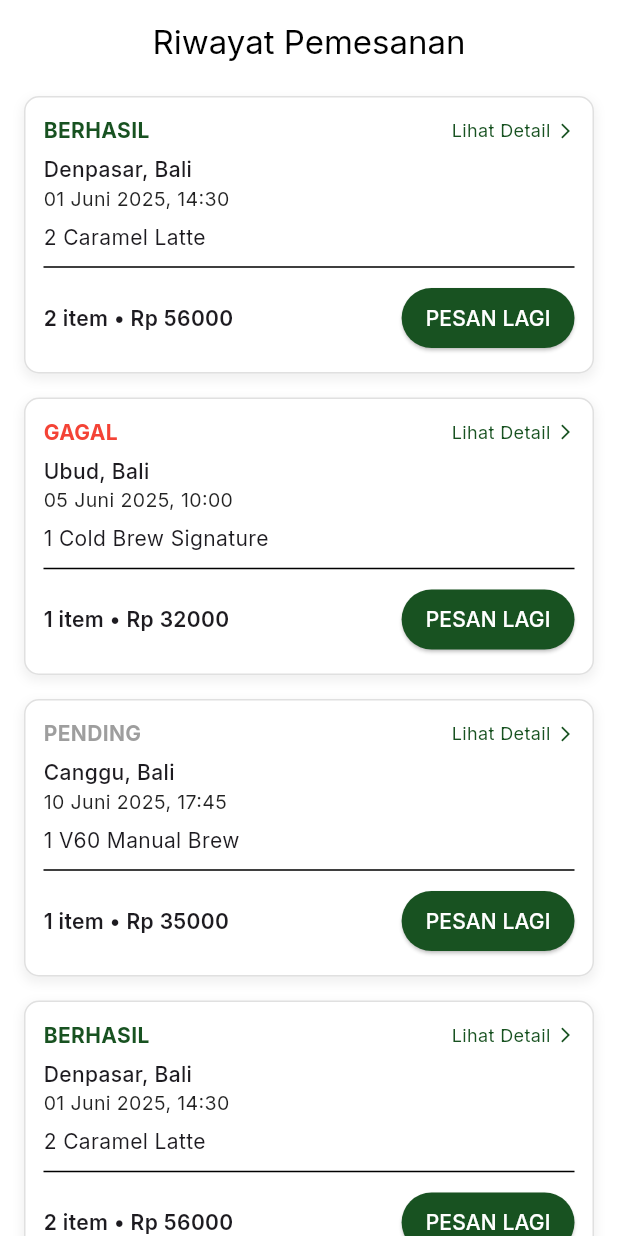
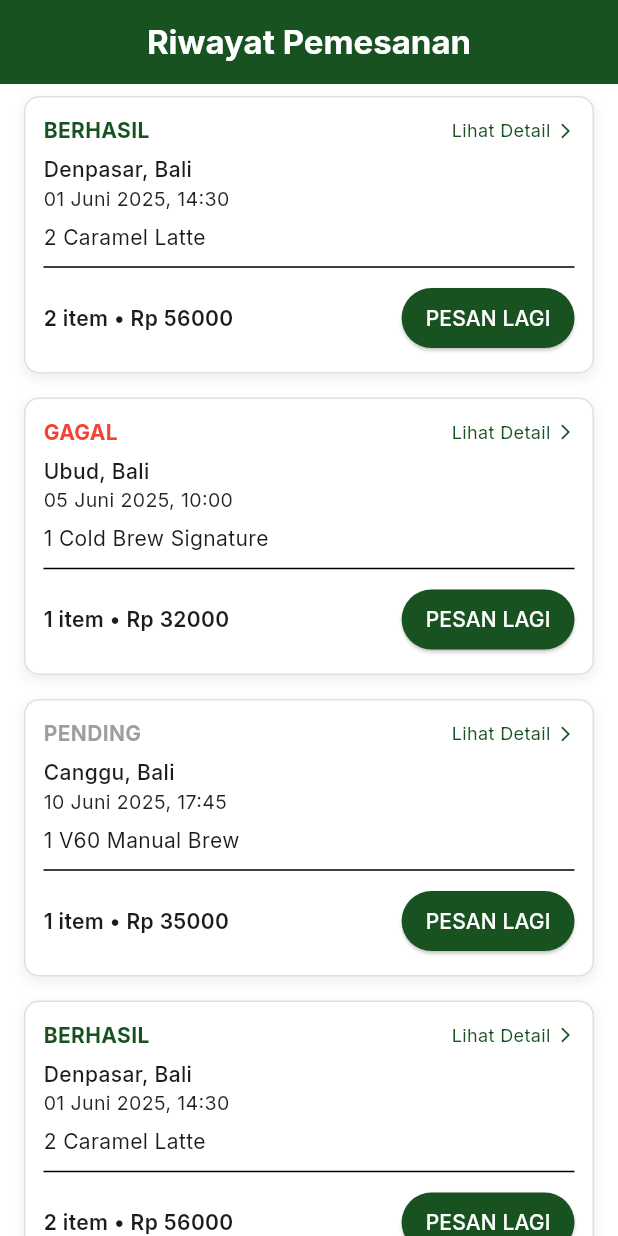
Before and after one commit to KadekDwiki/Nest-and-Beans, a Flutter app: the screen it shows after launch, on a phone screen of 412 x 824 dp. Run offline on Flutter 3.47's test engine with Material 3 defaults, Android fonts, the phone set to English and light mode, and no system bars; our stand-ins replace google_fonts.

Commit message:
change appbar color for purchase history

```diff
--- a/lib/purchase_history.dart
+++ b/lib/purchase_history.dart
@@ -6,9 +6,16 @@ class PurchaseHistory extends StatelessWidget {
 
   @override
   Widget build(BuildContext context) {
-    final colorscheme = Theme.of(context).colorScheme;
     return Scaffold(
-      appBar: AppBar(title: const Text('Riwayat Pemesanan'), centerTitle: true),
+      appBar: AppBar(
+        backgroundColor: const Color(0xFF185221),
+        centerTitle: true,
+        title: const Text(
+          'Riwayat Pemesanan',
+          style: TextStyle(color: Colors.white, fontWeight: FontWeight.bold),
+        ),
+      ),
+
       body: ListView.builder(
         itemCount: purchaseHistory.length,
         itemBuilder: (context, index) {
```
